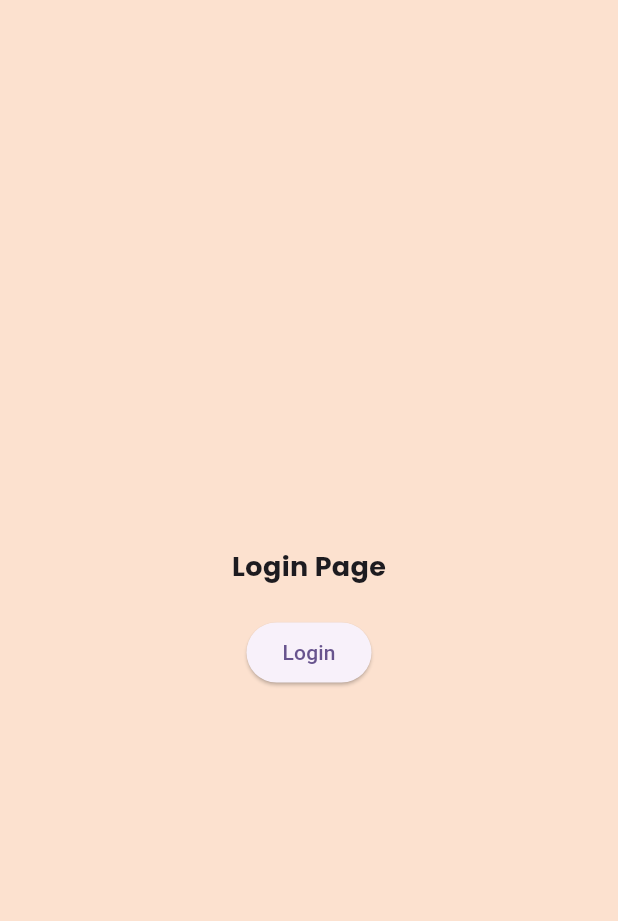
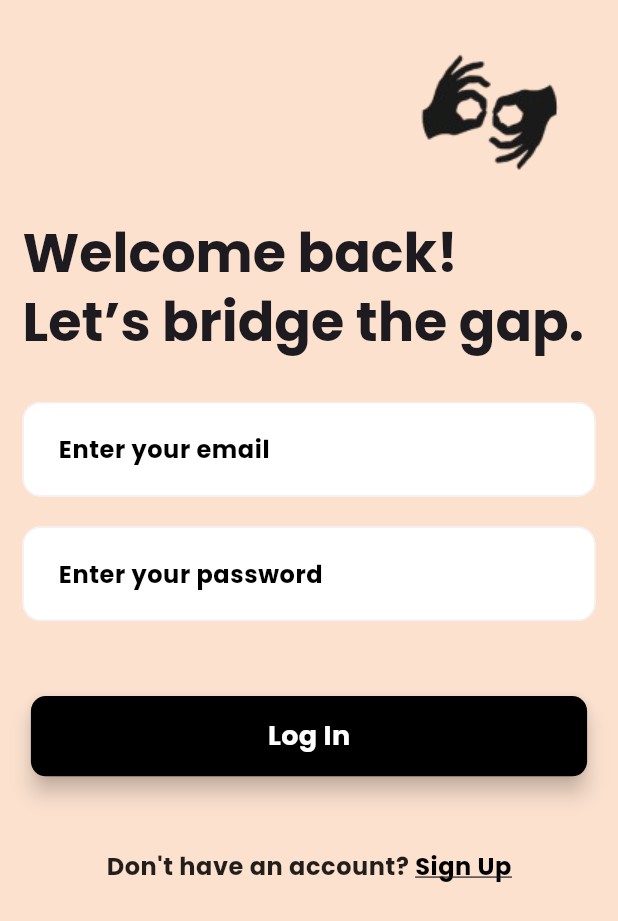
Before and after one commit to AbhishekRDJ/WingsHackathon, a Flutter app: the screen it shows after launch, after a tap on "Log In", on a phone screen of 412 x 824 dp. Shown: the top 921 px of the screen. Run offline on Flutter 3.47's test engine with Material 3 defaults, Android fonts, the phone set to English and light mode, and no system bars; drawn by our look-alikes of flutter_animate; network calls fail.

Commit message:
log in page added also restructure project layout and resolve some issues

```diff
--- a/sign_bridge/lib/main.dart
+++ b/sign_bridge/lib/main.dart
@@ -1,5 +1,5 @@
 import 'package:flutter/material.dart';
-import 'package:sign_bridge/mainscreen/mainscreen.dart';
+import 'package:sign_bridge/screens/mainscreen.dart';
 import 'package:sign_bridge/utils/colors.dart';
 
 void main() {
@@ -16,6 +16,8 @@
       title: 'Flutter Demo',
       debugShowCheckedModeBanner: false,
       theme: ThemeData(
+        splashFactory: NoSplash.splashFactory,
+        highlightColor: Colors.transparent,
         colorScheme: ColorScheme.fromSeed(seedColor: Colors.deepPurple),
         useMaterial3: true,
         scaffoldBackgroundColor: bgColor,
--- a/sign_bridge/lib/pages/DictionaryPage.dart
+++ b/sign_bridge/lib/pages/dictionary_page.dart
@@ -1,12 +1,16 @@
 import 'package:flutter/material.dart';
 
 class DictionaryPage extends StatelessWidget {
+  const DictionaryPage({super.key});
+
   @override
   Widget build(BuildContext context) {
     return Scaffold(
       appBar: AppBar(
         backgroundColor: Colors.deepPurple,
         title: Text("Dictionary"),
+        leading: Text(""),
+        centerTitle: true,
       ),
       body: Center(
         child: Text(
--- a/sign_bridge/lib/pages/login_page.dart
+++ b/sign_bridge/lib/pages/login_page.dart
@@ -1,5 +1,9 @@
 import 'package:flutter/material.dart';
-import 'package:sign_bridge/pages/LandingPage.dart';
+import 'package:flutter_animate/flutter_animate.dart';
+import 'package:sign_bridge/pages/signup_page.dart';
+import 'package:sign_bridge/screens/home_screen.dart';
+import 'package:sign_bridge/widgets/custome_button.dart';
+import 'package:sign_bridge/widgets/cutome_textfeild.dart';
 
 class LoginPage extends StatefulWidget {
   const LoginPage({super.key});
@@ -12,23 +16,71 @@ class _LoginPageState extends State<LoginPage> {
   @override
   Widget build(BuildContext context) {
     return Scaffold(
-      body: Center(
-        child: Column(
-          mainAxisAlignment: MainAxisAlignment.center,
-          children: [
-            Text("Login Page"),
-            SizedBox(height: 20),
-            ElevatedButton(
+      body: Padding(
+        padding: const EdgeInsets.symmetric(horizontal: 15),
+        child: Column(crossAxisAlignment: CrossAxisAlignment.start, children: [
+          Padding(
+            padding: const EdgeInsets.symmetric(vertical: 20),
+            child: Align(
+              alignment: Alignment.topRight,
+              child: Image.asset("assets/images/logo2.png"),
+            ),
+          ),
+          const SizedBox(height: 5),
+          Text("Welcome back! Let’s bridge the gap.",
+                  style: Theme.of(context).textTheme.titleLarge)
+              .animate()
+              .slideX(
+                  delay: Duration(milliseconds: 300),
+                  duration: Duration(seconds: 1))
+              .fade(delay: Duration(milliseconds: 400)),
+          const SizedBox(height: 30),
+          CustomeTextfeild(
+            hintText: "Enter your email",
+            isPass: false,
+            controller: TextEditingController(),
+          ),
+          const SizedBox(height: 20),
+          CustomeTextfeild(
+            hintText: "Enter your password",
+            isPass: false,
+            controller: TextEditingController(),
+          ),
+          const SizedBox(height: 50),
+          Center(
+            child: CustomeButton(
+              bgColor: Colors.black,
+              text: "Log In",
               onPressed: () {
-                Navigator.push(
-                  context,
-                  MaterialPageRoute(builder: (context) => LandingPage()),
-                );
+                Navigator.of(context)
+                    .push(MaterialPageRoute(builder: (context) => HomePage()));
               },
-              child: Text("Login"),
+              fgColor: Colors.white,
             ),
-          ],
-        ),
+          ),
+          const SizedBox(height: 50),
+          Align(
+            alignment: Alignment.bottomCenter,
+            child: GestureDetector(
+              onTap: () {
+                Navigator.of(context).push(
+                    MaterialPageRoute(builder: (context) => SignupPage()));
+              },
+              child: RichText(
+                  text: TextSpan(
+                      text: "Don't have an account? ",
+                      style: Theme.of(context).textTheme.bodySmall!.copyWith(
+                          fontWeight: FontWeight.normal, color: Colors.black87),
+                      children: [
+                    TextSpan(
+                        text: "Sign Up",
+                        style: Theme.of(context).textTheme.bodySmall!.copyWith(
+                            color: Colors.black,
+                            decoration: TextDecoration.underline))
+                  ])),
+            ),
+          )
+        ]),
       ),
     );
   }
--- a/sign_bridge/lib/pages/TutorialsPage.dart
+++ b/sign_bridge/lib/pages/tutorial_page.dart
@@ -1,17 +1,21 @@
 import 'package:flutter/material.dart';
 
 class TutorialsPage extends StatelessWidget {
+  const TutorialsPage({super.key});
+
   @override
   Widget build(BuildContext context) {
     return Scaffold(
       appBar: AppBar(
         backgroundColor: Colors.deepPurple,
         title: Text("Tutorials"),
+        leading: Text(""),
+        centerTitle: true,
       ),
       body: Center(
         child: Text(
           "Tutorials Page Content",
-          style: TextStyle(fontSize: 24),
+          style: Theme.of(context).textTheme.bodyMedium,
         ),
       ),
     );
--- a/sign_bridge/pubspec.yaml
+++ b/sign_bridge/pubspec.yaml
@@ -31,6 +31,7 @@ dependencies:
   flutter:
     sdk: flutter
   flutter_animate: ^4.5.2
+  flutter_staggered_grid_view: ^0.7.0
 
   # The following adds the Cupertino Icons font to your application.
   # Use with the CupertinoIcons class for iOS style icons.
```
Also changed, not shown: sign_bridge/lib/learn/learning_page.dart (added, +19 -0 lines), sign_bridge/lib/pages/LandingPage.dart (deleted, +0 -178 lines), sign_bridge/lib/pages/landing_page.dart (added, +119 -0 lines), sign_bridge/lib/pages/profile_page.dart.dart (renamed from sign_bridge/lib/pages/ProfilePage.dart, +10 -52 lines), sign_bridge/lib/pages/signup_page.dart (+13 -1 lines), sign_bridge/lib/profile/edit_profile.dart (added, +13 -0 lines), sign_bridge/lib/profile/help_center.dart (added, +13 -0 lines), sign_bridge/lib/profile/notification_screen.dart (added, +13 -0 lines), sign_bridge/lib/profile/progress_page.dart (added, +13 -0 lines), sign_bridge/lib/profile/settings.dart (added, +13 -0 lines), sign_bridge/lib/screens/home_screen.dart (renamed from sign_bridge/lib/widgets/HomePageNevigation.dart, +14 -9 lines), sign_bridge/lib/screens/mainscreen.dart (renamed from sign_bridge/lib/mainscreen/mainscreen.dart), sign_bridge/pubspec.lock.
